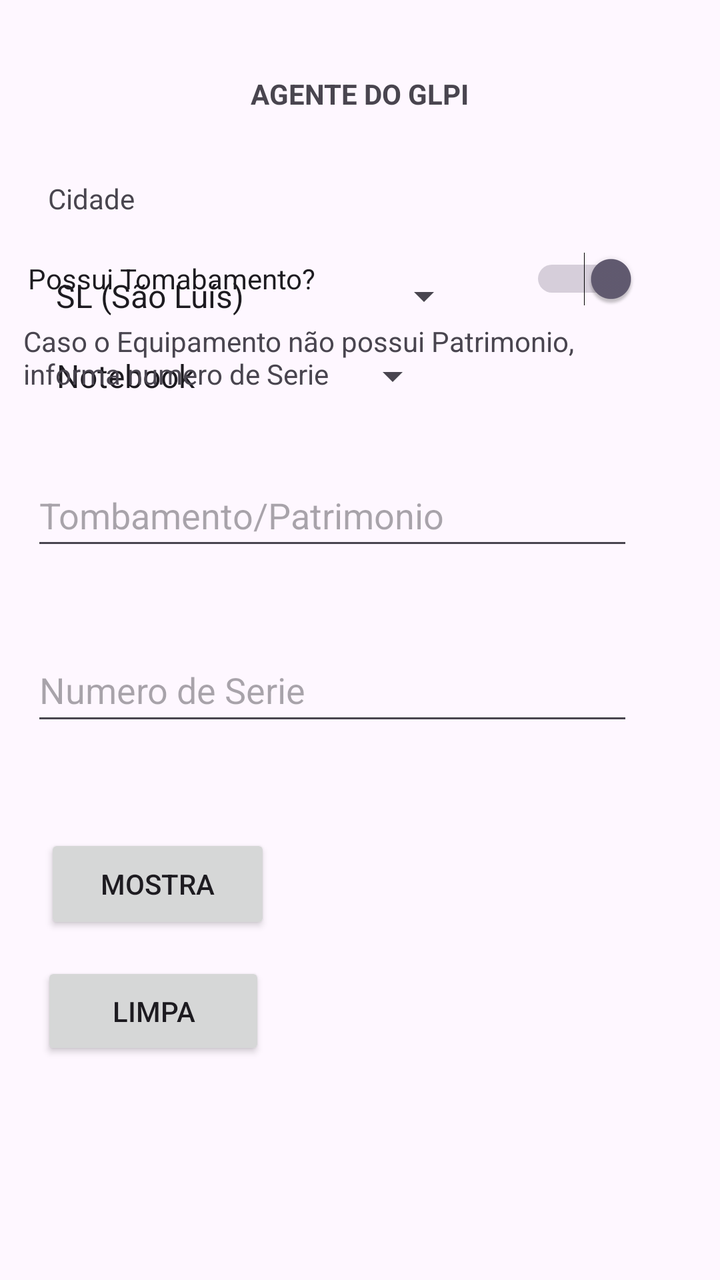
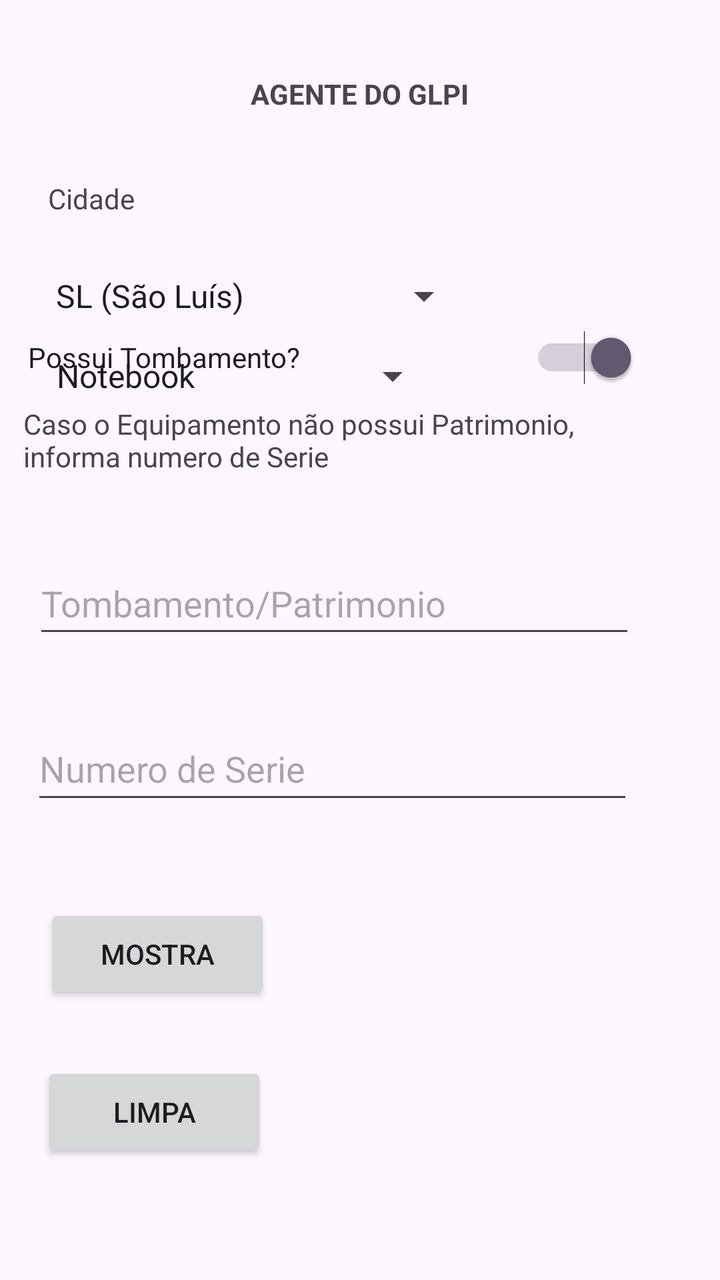

Screens rendered from an Android XML layout before and after an edit, with the pre-edit source and the edit as a unified diff.
<!-- AndroidManifest.xml: application theme Theme.Agente_GLPI -->
<!-- res/layout/activity_main.xml -->
<?xml version="1.0" encoding="utf-8"?>
<androidx.constraintlayout.widget.ConstraintLayout xmlns:android="http://schemas.android.com/apk/res/android"
    xmlns:app="http://schemas.android.com/apk/res-auto"
    xmlns:tools="http://schemas.android.com/tools"
    android:id="@+id/main"
    android:layout_width="match_parent"
    android:layout_height="match_parent"
    tools:context=".MainActivity">

    <Spinner
        android:id="@+id/Menu_City"
        android:layout_width="216dp"
        android:layout_height="32dp"
        android:layout_marginTop="132dp"
        android:entries="@array/Menu_City"
        app:layout_constraintEnd_toEndOf="parent"
        app:layout_constraintHorizontal_bias="0.138"
        app:layout_constraintStart_toStartOf="parent"
        app:layout_constraintTop_toTopOf="parent" />

    <Spinner
        android:id="@+id/Tipo_Equipamento"
        android:layout_width="200dp"
        android:layout_height="26dp"
        android:entries="@array/Menu_TipoEquipamento"
        app:layout_constraintBottom_toBottomOf="parent"
        app:layout_constraintEnd_toEndOf="parent"
        app:layout_constraintHorizontal_bias="0.127"
        app:layout_constraintStart_toStartOf="parent"
        app:layout_constraintTop_toTopOf="parent"
        app:layout_constraintVertical_bias="0.285" />

    <TextView
        android:id="@+id/textView2"
        android:layout_width="212dp"
        android:layout_height="21dp"
        android:layout_marginTop="24dp"
        android:text="Tipo de Equipamento"
        app:layout_constraintBottom_toTopOf="@+id/Tipo_Equipamento"
        app:layout_constraintEnd_toEndOf="parent"
        app:layout_constraintHorizontal_bias="0.135"
        app:layout_constraintStart_toStartOf="parent"
        app:layout_constraintTop_toBottomOf="@+id/Menu_City"
        app:layout_constraintVertical_bias="0.2" />

    <Switch
        android:id="@+id/escolha_tomabamento_swicth"
        android:layout_width="305dp"
        android:layout_height="38dp"
        android:text="Possui Tomabamento?"
        android:checked="true"
        app:layout_constraintBottom_toTopOf="@+id/textView3"
        app:layout_constraintEnd_toEndOf="parent"
        app:layout_constraintHorizontal_bias="0.254"
        app:layout_constraintStart_toStartOf="parent"
        app:layout_constraintTop_toBottomOf="@+id/textView4"
        app:layout_constraintVertical_bias="0.951" />

    <EditText
        android:id="@+id/editTextNumberDecimal"
        android:layout_width="301dp"
        android:layout_height="48dp"
        android:layout_marginBottom="360dp"
        android:ems="10"
        android:hint="Tombamento/Patrimonio"
        android:inputType="numberDecimal"
        app:layout_constraintBottom_toBottomOf="parent"
        app:layout_constraintEnd_toEndOf="parent"
        app:layout_constraintHorizontal_bias="0.263"
        app:layout_constraintStart_toStartOf="parent" />

    <EditText
        android:id="@+id/editTextTextMultiLine"
        android:layout_width="301dp"
        android:layout_height="45dp"
        android:layout_marginTop="12dp"
        android:ems="10"
        android:gravity="start|top"
        android:hint="Numero de Serie"
        android:inputType="textMultiLine"
        app:layout_constraintBottom_toBottomOf="parent"
        app:layout_constraintEnd_toEndOf="parent"
        app:layout_constraintHorizontal_bias="0.263"
        app:layout_constraintStart_toStartOf="parent"
        app:layout_constraintTop_toBottomOf="@+id/editTextNumberDecimal"
        app:layout_constraintVertical_bias="0.101" />

    <TextView
        android:id="@+id/textView3"
        android:layout_width="321dp"
        android:layout_height="49dp"
        android:layout_marginBottom="16dp"
        android:text="Caso o Equipamento não possui Patrimonio, informa numero de Serie"
        app:layout_constraintBottom_toTopOf="@+id/editTextNumberDecimal"
        app:layout_constraintEnd_toEndOf="parent"
        app:layout_constraintHorizontal_bias="0.3"
        app:layout_constraintStart_toStartOf="parent"
        app:layout_constraintTop_toBottomOf="@+id/textView4"
        app:layout_constraintVertical_bias="0.939" />

    <TextView
        android:id="@+id/textView4"
        android:layout_width="294dp"
        android:layout_height="46dp"
        android:layout_marginTop="24dp"
        android:gravity="center"
        android:text="AGENTE DO GLPI"
        android:textStyle="bold"

        app:layout_constraintEnd_toEndOf="parent"
        app:layout_constraintHorizontal_bias="0.495"
        app:layout_constraintStart_toStartOf="parent"
        app:layout_constraintTop_toTopOf="parent" />

    <Button
        android:id="@+id/button"
        android:layout_width="113dp"
        android:layout_height="50dp"
        android:layout_marginTop="28dp"
        android:text="Mostra"
        app:layout_constraintBottom_toBottomOf="parent"
        app:layout_constraintEnd_toEndOf="parent"
        app:layout_constraintHorizontal_bias="0.09"
        app:layout_constraintStart_toStartOf="parent"
        app:layout_constraintTop_toBottomOf="@+id/editTextTextMultiLine"
        app:layout_constraintVertical_bias="0.109" />

    <Button
        android:id="@+id/button2"
        android:layout_width="112dp"
        android:layout_height="49dp"
        android:layout_marginTop="12dp"
        android:text="Limpa"
        app:layout_constraintBottom_toBottomOf="parent"
        app:layout_constraintEnd_toEndOf="parent"
        app:layout_constraintHorizontal_bias="0.083"
        app:layout_constraintStart_toStartOf="parent"
        app:layout_constraintTop_toBottomOf="@+id/button"
        app:layout_constraintVertical_bias="0.018" />

    <TextView
        android:id="@+id/textView6"
        android:layout_width="84dp"
        android:layout_height="23dp"
        android:text="Cidade"
        app:layout_constraintBottom_toTopOf="@+id/Menu_City"
        app:layout_constraintEnd_toEndOf="parent"
        app:layout_constraintHorizontal_bias="0.087"
        app:layout_constraintStart_toStartOf="parent"
        app:layout_constraintTop_toBottomOf="@+id/textView4" />

    <TextView
        android:id="@+id/mostra_resultado"
        android:layout_width="168dp"
        android:layout_height="44dp"
        android:text=""
        tools:layout_editor_absoluteX="169dp"
        tools:layout_editor_absoluteY="668dp" />

</androidx.constraintlayout.widget.ConstraintLayout>
<!-- resources referenced by this layout -->
<resources>
  <string-array name="Menu_City">
          <item>SL (São Luís)</item>
          <item>IZ (Imperatriz)</item>
          <item>PN (Pinheiro)</item>
          <item>GJ (Grajaú)</item>
          <item>CH (Chapadinha)</item>
          <item>CD (Codó)</item>
          <item>BC (Bacabal) </item>
          <item>BS (Balsas)</item>
          <item>SB (São Bernado)</item>
      </string-array>
  <string-array name="Menu_TipoEquipamento">
          <item>Notebook</item>
          <item>Desktop</item>
      </string-array>
  <style name="Theme.Agente_GLPI" parent="Base.Theme.Agente_GLPI" />
  <style name="Base.Theme.Agente_GLPI" parent="Theme.Material3.DayNight.NoActionBar">
          
          
      </style>
</resources>

<!-- the commit's change to res/layout/activity_main.xml (unified diff, before → after) -->
@@ -41,13 +41,13 @@
         app:layout_constraintHorizontal_bias="0.135"
         app:layout_constraintStart_toStartOf="parent"
         app:layout_constraintTop_toBottomOf="@+id/Menu_City"
-        app:layout_constraintVertical_bias="0.2" />
+        app:layout_constraintVertical_bias="1.0" />
 
     <Switch
         android:id="@+id/escolha_tomabamento_swicth"
         android:layout_width="305dp"
         android:layout_height="38dp"
-        android:text="Possui Tomabamento?"
+        android:text="Possui Tombamento?"
         android:checked="true"
         app:layout_constraintBottom_toTopOf="@+id/textView3"
         app:layout_constraintEnd_toEndOf="parent"
@@ -57,20 +57,20 @@
         app:layout_constraintVertical_bias="0.951" />
 
     <EditText
-        android:id="@+id/editTextNumberDecimal"
+        android:id="@+id/CampoTextTombo"
         android:layout_width="301dp"
         android:layout_height="48dp"
-        android:layout_marginBottom="360dp"
+        android:layout_marginBottom="316dp"
         android:ems="10"
         android:hint="Tombamento/Patrimonio"
         android:inputType="numberDecimal"
         app:layout_constraintBottom_toBottomOf="parent"
         app:layout_constraintEnd_toEndOf="parent"
-        app:layout_constraintHorizontal_bias="0.263"
+        app:layout_constraintHorizontal_bias="0.281"
         app:layout_constraintStart_toStartOf="parent" />
 
     <EditText
-        android:id="@+id/editTextTextMultiLine"
+        android:id="@+id/CampoTextoNS"
         android:layout_width="301dp"
         android:layout_height="45dp"
         android:layout_marginTop="12dp"
@@ -82,7 +82,7 @@
         app:layout_constraintEnd_toEndOf="parent"
         app:layout_constraintHorizontal_bias="0.263"
         app:layout_constraintStart_toStartOf="parent"
-        app:layout_constraintTop_toBottomOf="@+id/editTextNumberDecimal"
+        app:layout_constraintTop_toBottomOf="@+id/CampoTextTombo"
         app:layout_constraintVertical_bias="0.101" />
 
     <TextView
@@ -91,7 +91,7 @@
         android:layout_height="49dp"
         android:layout_marginBottom="16dp"
         android:text="Caso o Equipamento não possui Patrimonio, informa numero de Serie"
-        app:layout_constraintBottom_toTopOf="@+id/editTextNumberDecimal"
+        app:layout_constraintBottom_toTopOf="@+id/CampoTextTombo"
         app:layout_constraintEnd_toEndOf="parent"
         app:layout_constraintHorizontal_bias="0.3"
         app:layout_constraintStart_toStartOf="parent"
@@ -122,14 +122,14 @@
         app:layout_constraintEnd_toEndOf="parent"
         app:layout_constraintHorizontal_bias="0.09"
         app:layout_constraintStart_toStartOf="parent"
-        app:layout_constraintTop_toBottomOf="@+id/editTextTextMultiLine"
+        app:layout_constraintTop_toBottomOf="@+id/CampoTextoNS"
         app:layout_constraintVertical_bias="0.109" />
 
     <Button
         android:id="@+id/button2"
-        android:layout_width="112dp"
-        android:layout_height="49dp"
-        android:layout_marginTop="12dp"
+        android:layout_width="113dp"
+        android:layout_height="50dp"
+        android:layout_marginTop="28dp"
         android:text="Limpa"
         app:layout_constraintBottom_toBottomOf="parent"
         app:layout_constraintEnd_toEndOf="parent"
